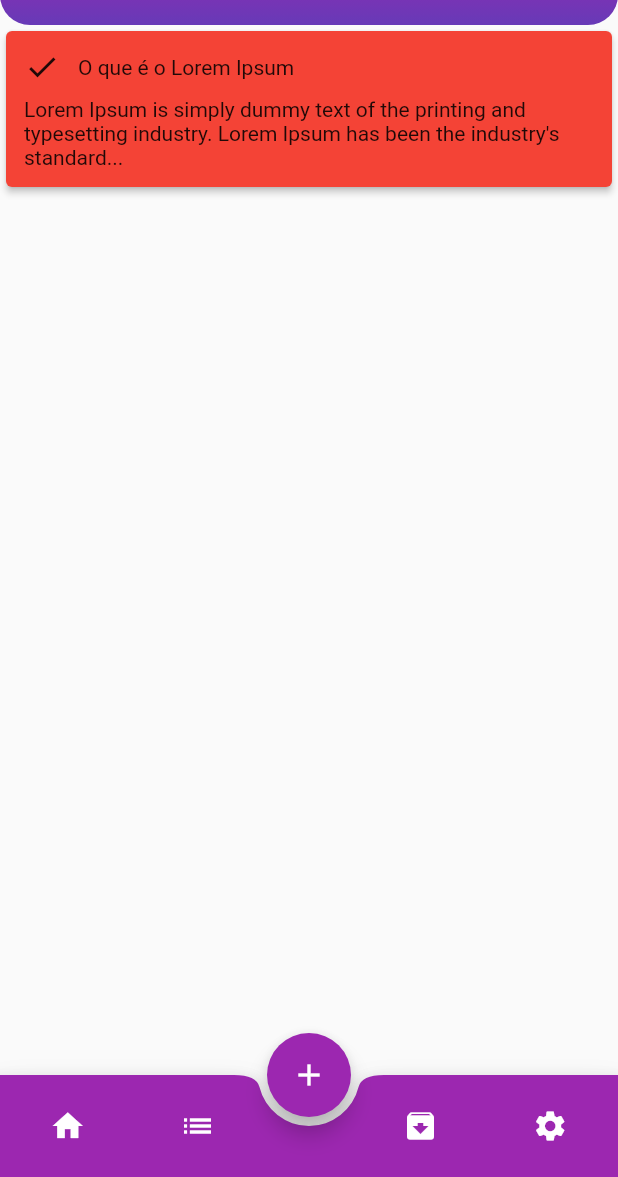
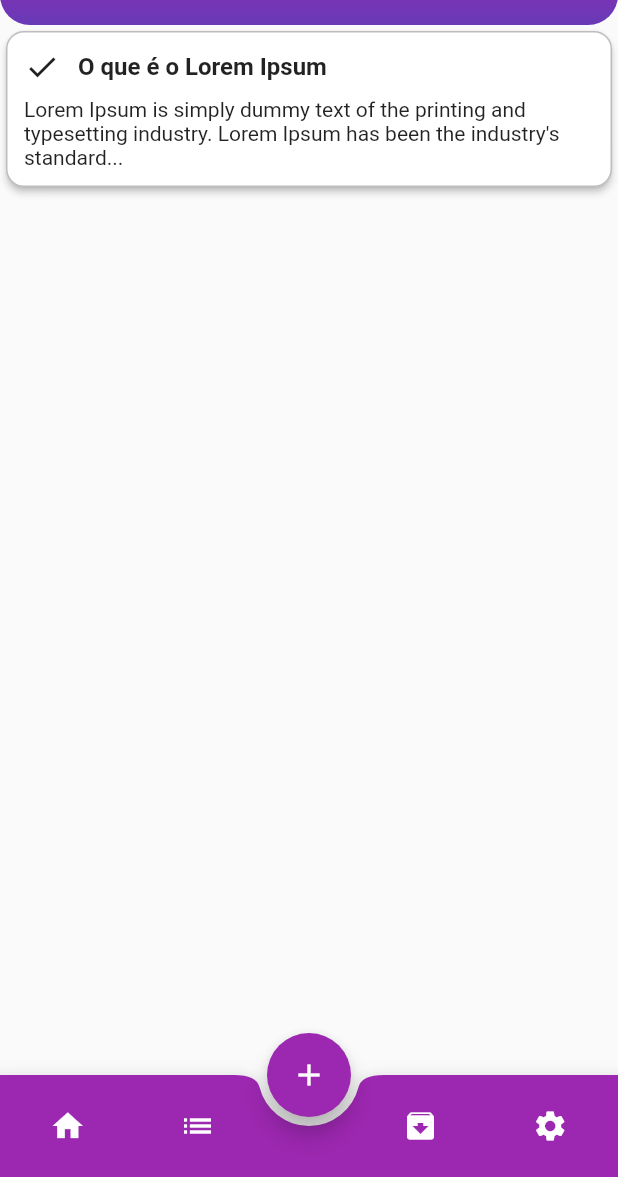
Before and after one commit to SamMotta/reminder_vault, a Flutter app: the screen it shows after launch, on a phone screen of 412 x 824 dp, the part 59-1236 px from its top. Run offline on Flutter 3.47's test engine with Material 2 defaults, Android fonts, the phone set to English and light mode, and no system bars.

Commit message:
ReminderCard now is dismissible

```diff
--- a/lib/widgets/reminder_card_widget.dart
+++ b/lib/widgets/reminder_card_widget.dart
@@ -24,10 +24,41 @@ class _ReminderCardWidgetState extends State<ReminderCardWidget> {
           ),
         );
       },
+      child: Dismissible(
+        background: Padding(
+          padding: const EdgeInsets.symmetric(vertical: 12),
+          child: Container(
+            padding: const EdgeInsets.only(left: 20),
+            color: Colors.red,
+            alignment: Alignment.centerLeft,
+            child: const Icon(
+              Icons.delete_forever,
+              color: Colors.white,
+              size: 42,
+            ),
+          ),
+        ),
+        secondaryBackground: Padding(
+          padding: const EdgeInsets.symmetric(vertical: 12),
+          child: Container(
+            padding: const EdgeInsets.only(right: 20),
+            color: Colors.blue,
+            alignment: Alignment.centerRight,
+            child: const Icon(
+              Icons.archive,
+              color: Colors.white,
+              size: 42,
+            ),
+          ),
+        ),
+        key: Key("${reminder.id}"),
         child: Hero(
           tag: reminder.id,
           child: Card(
-          color: Colors.red,
+            shape: RoundedRectangleBorder(
+              borderRadius: BorderRadius.circular(12),
+              side: const BorderSide(color: Colors.black26),
+            ),
             elevation: 2,
             child: Padding(
               padding: const EdgeInsets.all(12),
@@ -39,6 +70,7 @@ class _ReminderCardWidgetState extends State<ReminderCardWidget> {
                       const SizedBox(width: 12),
                       Text(
                         reminder.title,
+                        style: const TextStyle(fontSize: 16, fontWeight: FontWeight.w600),
                       ),
                     ],
                   ),
@@ -51,6 +83,7 @@ class _ReminderCardWidgetState extends State<ReminderCardWidget> {
             ),
           ),
         ),
+      ),
     );
   }
 }
```
Lines whose indentation alone changed are shown as unchanged.
